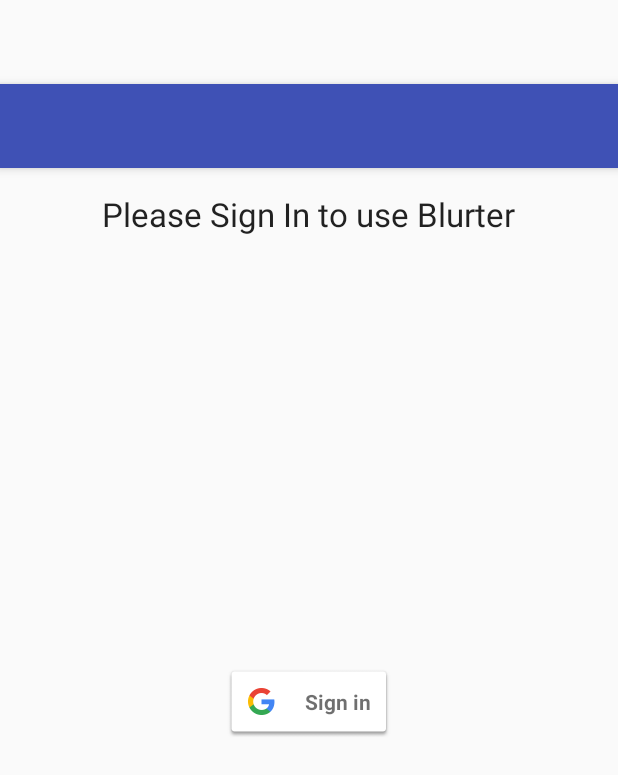
After one commit to TeemuTT/blurter-android, an Android app: the layout activity_sign_in.xml on its own in the app's theme, with its tools: preview values and no code run, on a phone screen of 412 x 824 dp. The commit adds this screen. Shown: the top 775 px of the screen. Run offline under Robolectric (Android 15) with nearby library versions, the phone set to English and light mode, and no system bars.

Commit message:
Firebase authentication with google sign in

```diff
--- a/app/build.gradle
+++ b/app/build.gradle
@@ -34,9 +34,12 @@ dependencies {
     compile 'com.squareup.retrofit2:converter-gson:2.1.0'
     compile 'com.google.firebase:firebase-messaging:9.6.1'
     compile 'com.google.firebase:firebase-database:9.6.1'
+    compile 'com.google.firebase:firebase-auth:9.6.1'
+    compile 'com.google.android.gms:play-services-auth:9.6.1'
     testCompile 'junit:junit:4.12'
 }
 
 
 
+
 apply plugin: 'com.google.gms.google-services'
--- /dev/null
+++ b/app/src/main/res/layout/activity_sign_in.xml
@@ -0,0 +1,27 @@
+<?xml version="1.0" encoding="utf-8"?>
+<android.support.design.widget.CoordinatorLayout
+    xmlns:android="http://schemas.android.com/apk/res/android"
+    xmlns:app="http://schemas.android.com/apk/res-auto"
+    xmlns:tools="http://schemas.android.com/tools"
+    android:layout_width="match_parent"
+    android:layout_height="match_parent"
+    android:fitsSystemWindows="true"
+    tools:context="fi.tuomela.teemu.blurter.Activities.SignInActivity">
+
+    <android.support.design.widget.AppBarLayout
+        android:layout_width="match_parent"
+        android:layout_height="wrap_content"
+        android:theme="@style/AppTheme.AppBarOverlay">
+
+        <android.support.v7.widget.Toolbar
+            android:id="@+id/toolbar"
+            android:layout_width="match_parent"
+            android:layout_height="?attr/actionBarSize"
+            android:background="?attr/colorPrimary"
+            app:popupTheme="@style/AppTheme.PopupOverlay"/>
+
+    </android.support.design.widget.AppBarLayout>
+
+    <include layout="@layout/content_sign_in"/>
+
+</android.support.design.widget.CoordinatorLayout>
--- /dev/null
+++ b/app/src/main/res/layout/content_sign_in.xml
@@ -0,0 +1,30 @@
+<?xml version="1.0" encoding="utf-8"?>
+<RelativeLayout
+    android:id="@+id/content_sign_in"
+    xmlns:android="http://schemas.android.com/apk/res/android"
+    xmlns:app="http://schemas.android.com/apk/res-auto"
+    xmlns:tools="http://schemas.android.com/tools"
+    android:layout_width="match_parent"
+    android:layout_height="match_parent"
+    android:paddingTop="@dimen/activity_vertical_margin"
+    app:layout_behavior="@string/appbar_scrolling_view_behavior"
+    tools:context="fi.tuomela.teemu.blurter.Activities.SignInActivity"
+    tools:showIn="@layout/activity_sign_in">
+
+    <TextView
+        android:id="@+id/textView5"
+        android:layout_width="wrap_content"
+        android:layout_height="wrap_content"
+        android:layout_alignParentStart="false"
+        android:layout_alignParentTop="true"
+        android:layout_centerHorizontal="true"
+        android:text="Please Sign In to use Blurter"
+        android:textAppearance="@style/TextAppearance.AppCompat.Large"/>
+
+    <com.google.android.gms.common.SignInButton
+        android:id="@+id/sign_in_button"
+        android:layout_width="wrap_content"
+        android:layout_height="wrap_content"
+        android:layout_centerInParent="true"/>
+
+</RelativeLayout>
--- a/app/src/main/res/values/strings.xml
+++ b/app/src/main/res/values/strings.xml
@@ -8,8 +8,7 @@
     <string name="title_activity_blurt">Blurt</string>
     <string name="title_activity_create_blurt">Create a new Blurt!</string>
     <string name="title_activity_create_comment">Post a comment</string>
-
-    <string name="api_base_url">http://46.101.133.28:5000/api/</string>
+    <string name="title_activity_sign_in">Sign In</string>
 
     <string name="error_create_blurt">Couldn\'t create post! Try again</string>
     <string name="error_get_blurt">Couldn\'t load data! Try again</string>
```
Also changed, not shown: app/src/main/AndroidManifest.xml (+9 -4 lines), app/src/main/java/fi/tuomela/teemu/blurter/Activities/MainActivity.java (+7 -2 lines), app/src/main/java/fi/tuomela/teemu/blurter/Activities/SignInActivity.java (added, +148 -0 lines), app/src/main/res/menu/activity_main_drawer.xml (+5 -4 lines).
